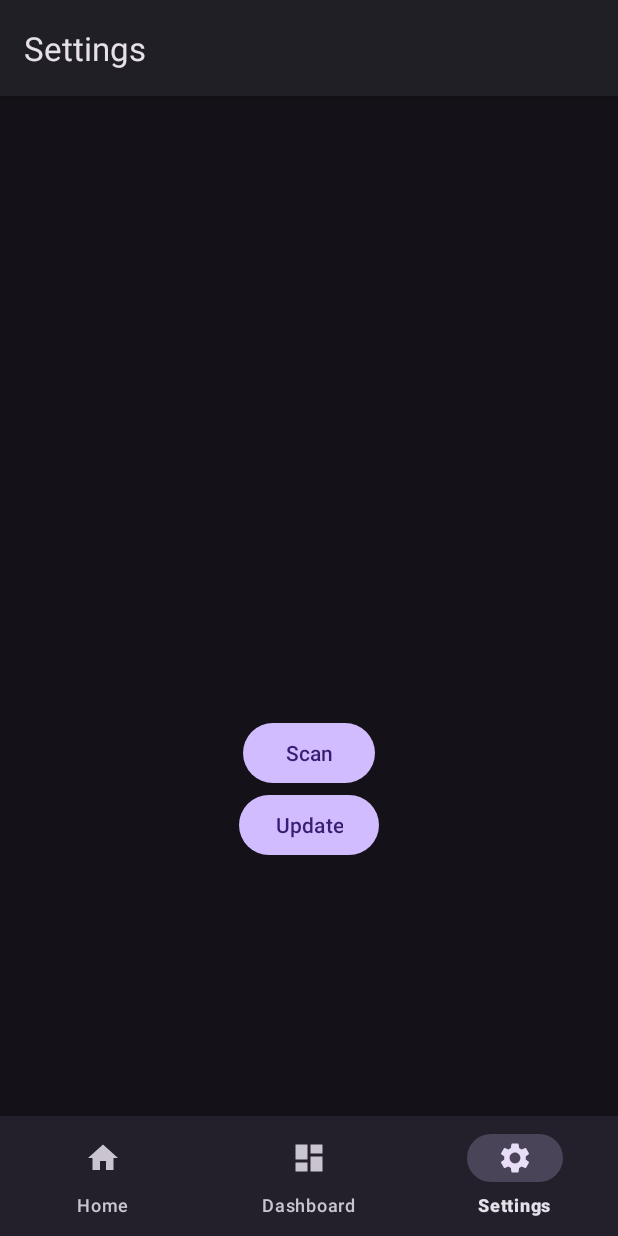
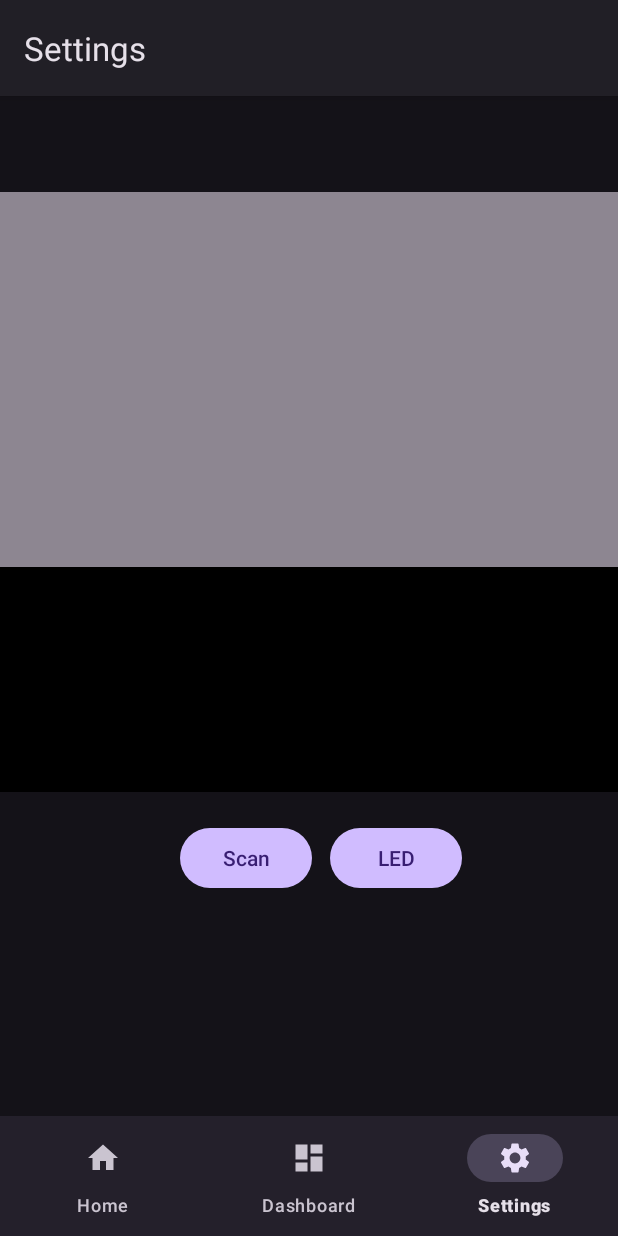
Before and after one commit to jaysstewart/CupholderJava, an Android app: the SettingsFragment screen opened through its navigation route, on a phone screen of 412 x 824 dp. Run offline under Robolectric (Android 15) with nearby library versions, the phone set to English and light mode, and no system bars; our stand-ins replace navigation-ui.

```diff
--- a/app/src/main/java/com/example/cupholderjava/ui/settings/SettingsFragment.java
+++ b/app/src/main/java/com/example/cupholderjava/ui/settings/SettingsFragment.java
@@ -13,12 +13,15 @@ import android.content.Intent;
 import android.content.IntentFilter;
 import android.os.Bundle;
 import android.os.Handler;
+import android.text.method.ScrollingMovementMethod;
 import android.view.LayoutInflater;
 import android.view.MotionEvent;
 import android.view.View;
 import android.view.ViewGroup;
 import android.bluetooth.le.ScanCallback;
 import android.widget.Button;
+import android.widget.Scroller;
+import android.widget.TextView;
 
 import androidx.annotation.NonNull;
 import androidx.annotation.Nullable;
@@ -47,6 +50,8 @@ public class SettingsFragment extends Fragment {
     List<Device> deviceList = new ArrayList<>();
     private static final long SCAN_PERIOD = 10000;
 
+    TextView terminal;
+
     @SuppressLint("MissingPermission")
     public View onCreateView(@NonNull LayoutInflater inflater,
                              ViewGroup container, Bundle savedInstanceState) {
@@ -68,8 +73,11 @@ public class SettingsFragment extends Fragment {
         Button scan = getView().findViewById(R.id.ScanButton);
         scan.setOnClickListener(v -> scanLeDevice());
 
-        Button update = getView().findViewById(R.id.UpdateButton);
-        update.setOnClickListener(v -> recycler());
+        Button LED = getView().findViewById(R.id.LedButton);
+        LED.setOnClickListener(v -> connect.switchLED(true));
+
+        terminal = getView().findViewById(R.id.terminal);
+        terminal.setMovementMethod(new ScrollingMovementMethod());
     }
 
     public void recycler() {
@@ -90,13 +98,16 @@ public class SettingsFragment extends Fragment {
                 public void run() {
                     scanning = false;
                     bluetoothLeScanner.stopScan(leScanCallback);
+                    terminal.append("Stopping scan \n");
                 }
             }, SCAN_PERIOD);
 
             scanning = true;
+            terminal.append("Scanning for devices... \n");
             bluetoothLeScanner.startScan(leScanCallback);
         } else {
             scanning = false;
+            terminal.append("Stopping scan \n");
             bluetoothLeScanner.stopScan(leScanCallback);
         }
 
@@ -119,10 +130,6 @@ public class SettingsFragment extends Fragment {
                 }
             };
 
-
-
-
-
     @SuppressLint("MissingPermission")
     @Override
     public void onDestroyView() {
--- a/app/src/main/res/layout/bluetooth_view.xml
+++ b/app/src/main/res/layout/bluetooth_view.xml
@@ -9,7 +9,7 @@
         android:id="@+id/deviceName"
         android:layout_width="match_parent"
         android:layout_height="wrap_content"
-        android:textColor="@color/white"
+        android:textColor="@color/black"
         android:background="?android:attr/selectableItemBackground"
         android:textSize="20dp"
         tools:text="DeviceName" />
@@ -19,7 +19,7 @@
         android:layout_width="match_parent"
         android:layout_height="wrap_content"
         android:layout_below="@id/deviceName"
-        android:textColor="@color/white"
+        android:textColor="@color/black"
         android:textSize="20dp"
         tools:text="MacAddress"
         />
--- a/app/src/main/res/layout/fragment_settings.xml
+++ b/app/src/main/res/layout/fragment_settings.xml
@@ -9,24 +9,41 @@
     <androidx.recyclerview.widget.RecyclerView
         android:id="@+id/recyclerView"
         android:layout_width="match_parent"
-        android:layout_height="350dp" />
+        android:layout_height="250dp"
+        android:background="#8d8691"
+        />
+
+
+    <TextView
+        android:id="@+id/terminal"
+        android:layout_width="match_parent"
+        android:layout_height="150dp"
+        android:layout_below="@id/recyclerView"
+        android:background="@color/black"
+        android:textColor="#049123"
+        android:textSize="20dp"
+        android:scrollbars="vertical"
+        />
 
     <Button
         android:id="@+id/ScanButton"
         android:layout_width="wrap_content"
         android:layout_height="wrap_content"
         android:text="Scan"
-        android:layout_below="@id/recyclerView"
-        android:layout_centerHorizontal="true"
+        android:layout_below="@id/terminal"
+        android:layout_marginLeft="120dp"
+        android:layout_marginTop="20dp"
         />
 
     <Button
-        android:id="@+id/UpdateButton"
+        android:id="@+id/LedButton"
         android:layout_width="wrap_content"
         android:layout_height="wrap_content"
-        android:text="Update"
-        android:layout_below="@id/ScanButton"
-        android:layout_centerHorizontal="true"
+        android:text="LED"
+        android:layout_marginTop="20dp"
+        android:layout_marginLeft="100dp"
+        android:layout_alignLeft="@id/ScanButton"
+        android:layout_below="@id/terminal"
         />
 
 </RelativeLayout>
```
Also changed, not shown: app/src/main/java/com/example/cupholderjava/Connect.java (+58 -109 lines).
